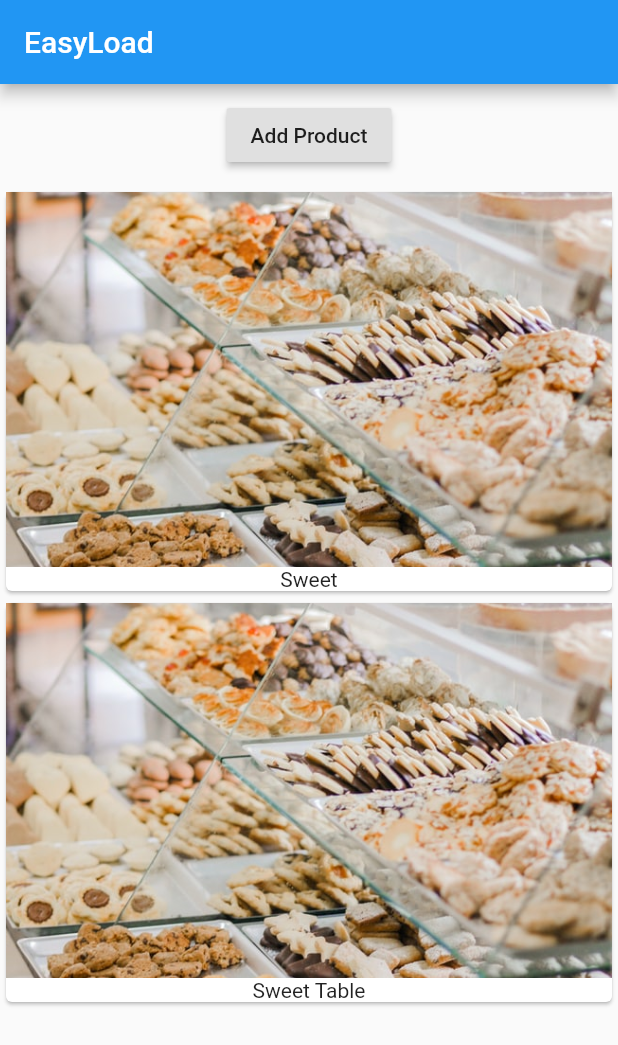
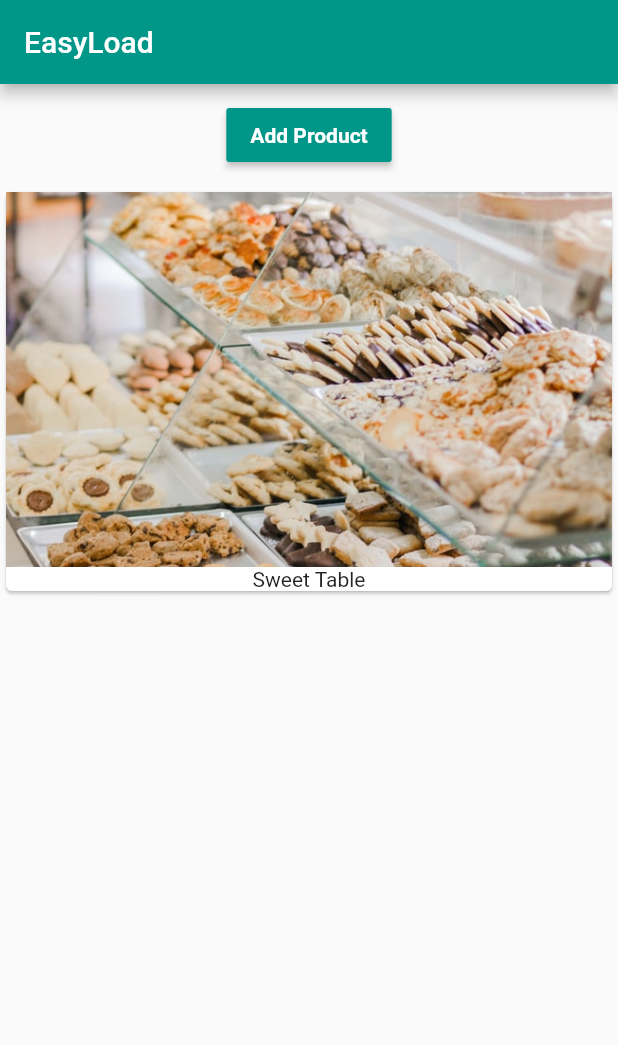
Before and after one commit to saiful2396/flutter_course, a Flutter app: the screen it shows after launch, after a tap on "Add Product", on a phone screen of 412 x 824 dp. Shown: the top 1045 px of the screen. Run offline on Flutter 3.47's test engine with Material 2 defaults, Android fonts, the phone set to English and light mode, and no system bars.

Commit message:
fix rendering issue

```diff
--- a/lib/main.dart
+++ b/lib/main.dart
@@ -8,11 +8,16 @@ class MyApp extends StatelessWidget {
   @override
   Widget build(BuildContext context) {
     return MaterialApp(
+      debugShowCheckedModeBanner: false,
+      theme: ThemeData(
+        primaryColor: Colors.teal,
+        primarySwatch: Colors.indigo,
+      ),
       home: Scaffold(
         appBar: AppBar(
           title: Text('EasyLoad'),
         ),
-        body: ProductManager('Sweet'),
+        body: ProductManager(),
       ),
     );
   }
--- a/lib/product_control.dart
+++ b/lib/product_control.dart
@@ -1,15 +1,21 @@
 import 'package:flutter/material.dart';
 
 class ProductControl extends StatelessWidget {
-
   final Function addProduct;
   ProductControl(this.addProduct);
 
   @override
   Widget build(BuildContext context) {
     return RaisedButton(
-      child: const Text('Add Product'),
-      onPressed: ()=> addProduct('Sweet Table'),
+      child: const Text(
+        'Add Product',
+        style: TextStyle(
+          fontWeight: FontWeight.bold,
+          color: Colors.white,
+        ),
+      ),
+      color: Theme.of(context).primaryColor,
+      onPressed: () => addProduct('Sweet Table'),
     );
   }
 }
--- a/lib/product_manager.dart
+++ b/lib/product_manager.dart
@@ -4,25 +4,25 @@ import './product_control.dart';
 import './products.dart';
 
 class ProductManager extends StatefulWidget {
-
   final String startingProduct;
-  ProductManager(this.startingProduct);
+  ProductManager({this.startingProduct});
 
   @override
   _ProductManagerState createState() => _ProductManagerState();
 }
 
 class _ProductManagerState extends State<ProductManager> {
-
   List<String> _product = [];
 
   @override
   void initState() {
-    _product.add(widget.startingProduct);
+    if (widget.startingProduct != null) {
+      _product.add(widget.startingProduct);
+    }
     super.initState();
   }
 
-  void _addProduct(String products){
+  void _addProduct(String products) {
     setState(() {
       _product.add(products);
     });
@@ -36,7 +36,9 @@ class _ProductManagerState extends State<ProductManager> {
           margin: const EdgeInsets.all(10.0),
           child: ProductControl(_addProduct),
         ),
-        Products(_product),
+        Expanded(
+          child: Products(_product),
+        ),
       ],
     );
   }
--- a/lib/products.dart
+++ b/lib/products.dart
@@ -5,12 +5,8 @@ class Products extends StatelessWidget {
 
   Products(this.product);
 
-  @override
-  Widget build(BuildContext context) {
-    return Column(
-      children: product
-          .map(
-            (element) => Card(
+  Widget _buildProductItem(BuildContext context, int index) {
+    return Card(
       child: Column(
         children: [
           Image.asset(
@@ -19,12 +15,27 @@ class Products extends StatelessWidget {
             width: double.infinity,
             fit: BoxFit.cover,
           ),
-                  Text(element),
+          Text(product[index]),
         ],
       ),
+    );
+  }
+
+  @override
+  Widget build(BuildContext context) {
+    return product.length > 0
+        ? ListView.builder(
+            itemCount: product.length,
+            itemBuilder: _buildProductItem,
+          )
+        : Center(
+            child: Text(
+              'No product found, please add some!',
+              style: TextStyle(
+                fontSize: 18,
+                fontWeight: FontWeight.bold,
               ),
-          )
-          .toList(),
+            ),
           );
   }
 }
```
Lines whose indentation alone changed are shown as unchanged.
